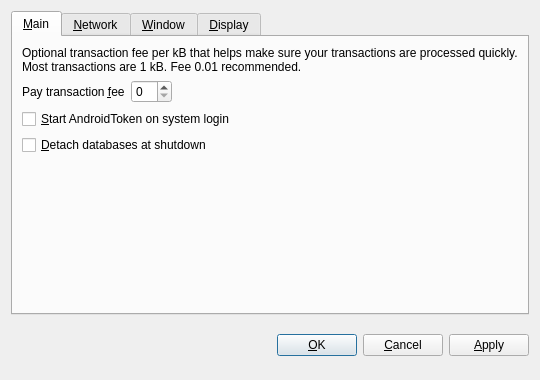
Before: the Qt Designer form src/qt/forms/optionsdialog.ui in CryptoRepairCrew/Android-Token-V2, drawn with Qt 5.
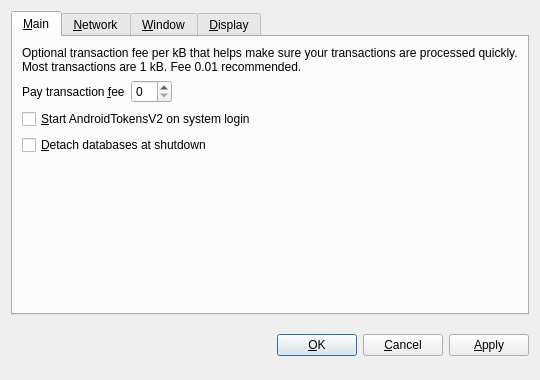
After: the same form once the commit is applied. Custom widgets are drawn as their Qt base class.

Commit message: AndroidToken -> AndroidTokensV2

The edit to the form file:
```diff
--- a/src/qt/forms/optionsdialog.ui
+++ b/src/qt/forms/optionsdialog.ui
@@ -82,7 +82,7 @@
           <string>Automatically start AndroidToken after logging in to the system.</string>
          </property>
          <property name="text">
-          <string>&amp;Start AndroidToken on system login</string>
+          <string>&amp;Start AndroidTokensV2 on system login</string>
          </property>
         </widget>
        </item>
```
Left out of the diff: 10 changed lines with no effect on the pictures. The commit also changes 47 other files.
